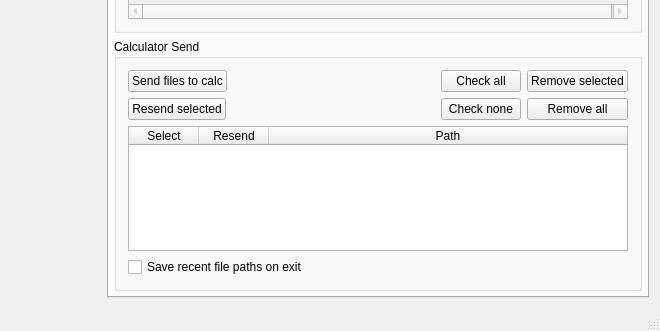
Above: gui/qt/mainwindow.ui from CE-Programming/CEmu before the change; both pictures show x 350 to 1010 and y 674 to 1005 of the 1010 by 1005 pixel window. Below: the same form after it.
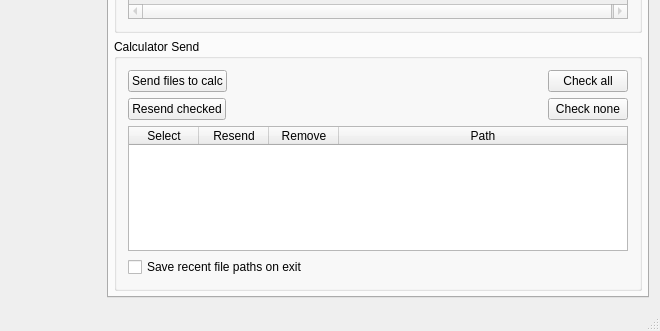
That is the form after the change. Icons and pictures are not drawn. Custom widgets are drawn as their Qt base class.

What changed in the file:
```diff
--- a/gui/qt/mainwindow.ui
+++ b/gui/qt/mainwindow.ui
@@ -6606,6 +6606,11 @@
                <string>Resend</string>
               </property>
              </column>
+             <column>
+              <property name="text">
+               <string>Remove</string>
+              </property>
+             </column>
              <column>
               <property name="text">
                <string>Path</string>
@@ -6652,7 +6657,7 @@
                   </sizepolicy>
                  </property>
                  <property name="text">
-                  <string>Resend selected</string>
+                  <string>Resend checked</string>
                  </property>
                  <property name="icon">
                   <iconset resource="resources.qrc">
@@ -6715,27 +6720,6 @@
                  </item>
                 </layout>
                </item>
-               <item>
-                <layout class="QVBoxLayout" name="verticalLayout_27">
-                 <property name="rightMargin">
-                  <number>0</number>
-                 </property>
-                 <item>
-                  <widget class="QPushButton" name="buttonRmSelectedVars">
-                   <property name="text">
-                    <string>Remove selected</string>
-                   </property>
-                  </widget>
-                 </item>
-                 <item>
-                  <widget class="QPushButton" name="buttonRmAllVars">
-                   <property name="text">
-                    <string>Remove all</string>
-                   </property>
-                  </widget>
-                 </item>
-                </layout>
-               </item>
               </layout>
              </item>
             </layout>
```
Left out of the diff: 2 changed lines with no effect on the pictures.
